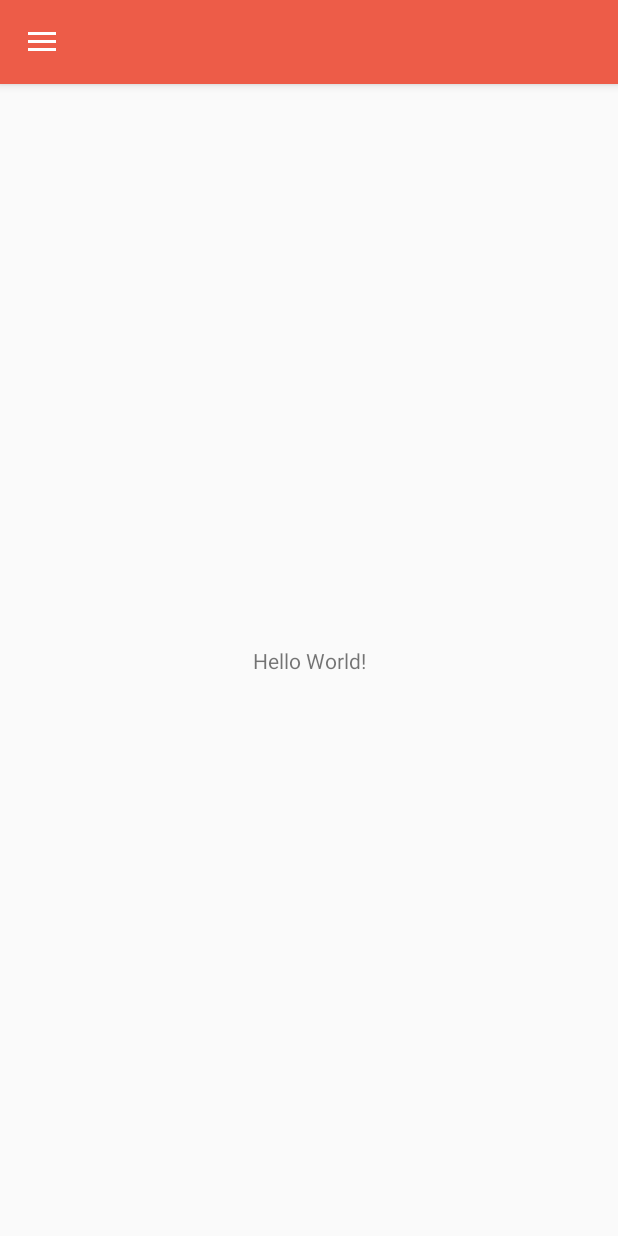
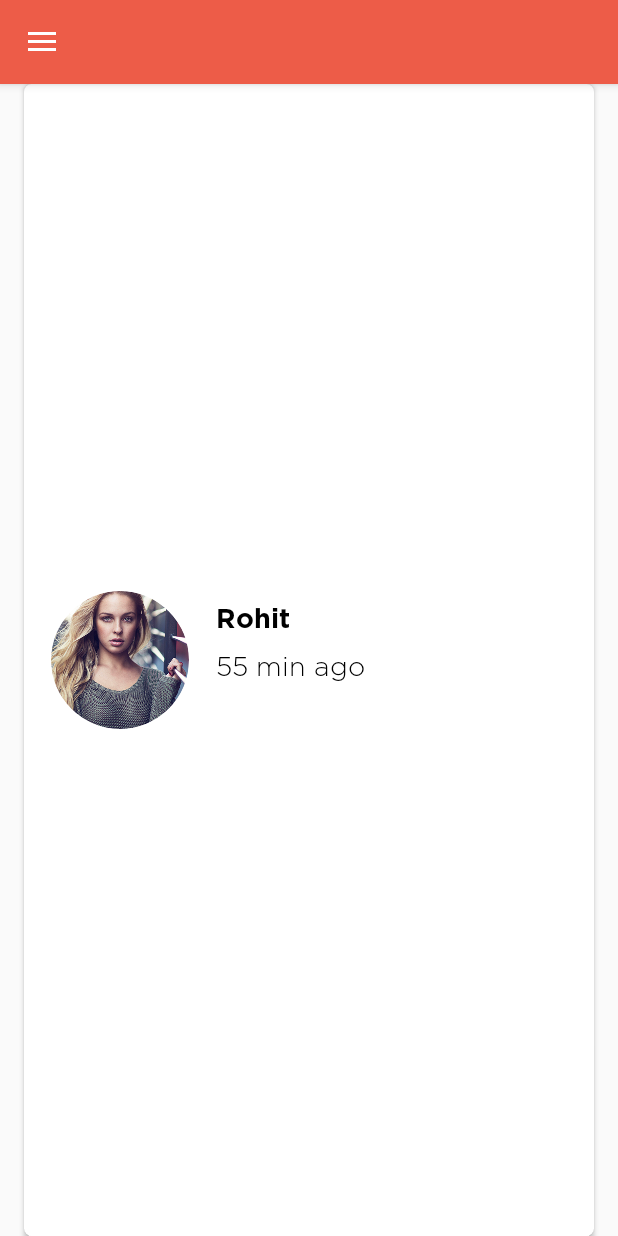
Before and after one commit to poojak92/develop, an Android app: the DashBoardActivity screen opened directly, with no data from a screen before it, on a phone screen of 412 x 824 dp. Run offline under Robolectric (Android 15) with nearby library versions, the phone set to English and light mode, and no system bars; our stand-ins replace ButterKnife, CircleImageView.

Commit message:
Partially done Dashboard

```diff
--- a/app/build.gradle
+++ b/app/build.gradle
@@ -19,19 +19,17 @@ android {
 }
 
 dependencies {
-    implementation fileTree(dir: 'libs', include: ['*.jar'])
+    implementation fileTree(include: ['*.jar'], dir: 'libs')
     implementation 'com.android.support:appcompat-v7:28.0.0'
     implementation 'com.android.support:design:28.0.0'
     implementation 'com.android.support.constraint:constraint-layout:1.1.3'
     testImplementation 'junit:junit:4.12'
     androidTestImplementation 'com.android.support.test:runner:1.0.2'
     androidTestImplementation 'com.android.support.test.espresso:espresso-core:3.0.2'
-
     implementation 'de.hdodenhof:circleimageview:3.0.0'
     implementation 'com.mobsandgeeks:android-saripaar:2.0.3'
-
-
     //ButterKnife
     implementation 'com.jakewharton:butterknife:8.8.1'
     annotationProcessor 'com.jakewharton:butterknife-compiler:8.8.1'
+    implementation 'com.android.support:cardview-v7:28.0.0'
 }
--- a/app/src/main/res/layout/content_main.xml
+++ b/app/src/main/res/layout/content_main.xml
@@ -8,13 +8,79 @@
     tools:context=".activity.DashBoardActivity"
     tools:showIn="@layout/app_bar_main">
 
-    <TextView
-        android:layout_width="wrap_content"
-        android:layout_height="wrap_content"
-        android:text="Hello World!"
-        app:layout_constraintBottom_toBottomOf="parent"
-        app:layout_constraintLeft_toLeftOf="parent"
-        app:layout_constraintRight_toRightOf="parent"
-        app:layout_constraintTop_toTopOf="parent" />
+    <android.support.v7.widget.CardView
+        android:id="@+id/cv_login"
+        android:layout_width="match_parent"
+        android:layout_height="match_parent"
+        android:layout_marginLeft="@dimen/layout_left"
+        android:layout_marginRight="@dimen/layout_right"
+        app:cardCornerRadius="@dimen/card_view_corner_radius"
+        app:elevation="@dimen/card_view_elevation"
+
+        >
+
+        <android.support.constraint.ConstraintLayout
+            android:layout_width="match_parent"
+            android:layout_height="wrap_content"
+            android:layout_marginLeft="@dimen/layout_left"
+            android:layout_marginRight="@dimen/layout_right"
+            android:layout_marginTop="@dimen/layout_top"
+            android:layout_marginBottom="@dimen/layout_bottom"
+            android:layout_gravity="center">
+
+            <android.support.constraint.ConstraintLayout
+                android:layout_width="match_parent"
+                android:layout_height="wrap_content"
+                app:layout_constraintLeft_toLeftOf="parent"
+                app:layout_constraintRight_toRightOf="parent"
+                app:layout_constraintTop_toTopOf="parent">
+
+                <de.hdodenhof.circleimageview.CircleImageView
+                    android:id="@+id/imageView"
+                    android:layout_width="96dp"
+                    android:layout_height="96dp"
+                    android:src="@drawable/ic_temp"
+                    app:civ_border_width="2dp"
+                    app:civ_border_color="#FFFFFF"
+                    app:layout_constraintTop_toTopOf="parent"
+                    app:layout_constraintBottom_toBottomOf="parent"
+                    app:layout_constraintLeft_toLeftOf="parent"
+                    />
+
+                <com.scarlett.Ui.CustomeView.CustomTextView
+                    android:id="@+id/tv_name"
+                    android:layout_width="wrap_content"
+                    android:layout_height="wrap_content"
+                    android:layout_marginLeft="@dimen/layout_left"
+                    android:paddingTop="@dimen/nav_header_vertical_spacing"
+                    android:text="Rohit"
+                    app:fontType="gotham_bold"
+                    android:textAppearance="@style/TextAppearance.AppCompat.Body1"
+                    android:textColor="@android:color/black"
+                    android:textSize="@dimen/header_text_size"
+                    app:layout_constraintTop_toTopOf="@+id/imageView"
+                    app:layout_constraintLeft_toRightOf="@+id/imageView"/>
+
+                <com.scarlett.Ui.CustomeView.CustomTextView
+                    android:id="@+id/tv_time"
+                    android:layout_width="wrap_content"
+                    android:layout_height="wrap_content"
+                    android:layout_marginLeft="@dimen/layout_left"
+                    android:paddingTop="@dimen/nav_header_vertical_spacing"
+                    android:text="55 min ago"
+                    app:fontType="gotham_light"
+                    android:textAppearance="@style/TextAppearance.AppCompat.Body1"
+                    android:textColor="@android:color/black"
+                    android:textSize="@dimen/header_text_size"
+                    app:layout_constraintTop_toBottomOf="@+id/tv_name"
+                    app:layout_constraintLeft_toRightOf="@+id/imageView"/>
+
+
+
+            </android.support.constraint.ConstraintLayout>
+
+
+        </android.support.constraint.ConstraintLayout>
+    </android.support.v7.widget.CardView>
 
 </android.support.constraint.ConstraintLayout>
```
Also changed, not shown: app/src/main/res/drawable/ic_temp.jpg (added).
